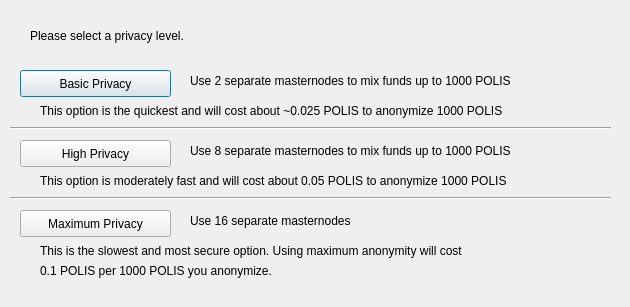
First picture: the form in src/qt/forms/darksendconfig.ui, repository Acedcoin/AceD, before the edit.
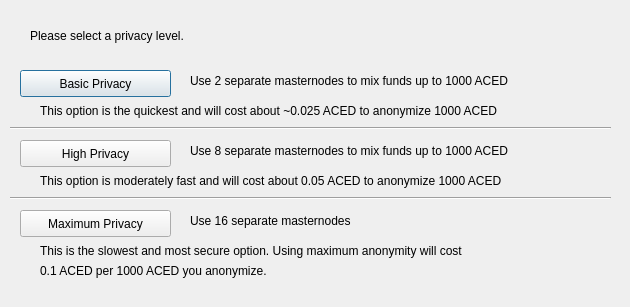
Second picture: the form after the edit.

What changed in the file:
```diff
--- a/src/qt/forms/darksendconfig.ui
+++ b/src/qt/forms/darksendconfig.ui
@@ -75,7 +75,7 @@
     </rect>
    </property>
    <property name="text">
-    <string>Use 2 separate masternodes to mix funds up to 1000 POLIS</string>
+    <string>Use 2 separate masternodes to mix funds up to 1000 ACED</string>
    </property>
   </widget>
   <widget class="QLabel" name="label_3">
@@ -88,7 +88,7 @@
     </rect>
    </property>
    <property name="text">
-    <string>Use 8 separate masternodes to mix funds up to 1000 POLIS</string>
+    <string>Use 8 separate masternodes to mix funds up to 1000 ACED</string>
    </property>
   </widget>
   <widget class="QLabel" name="label_4">
@@ -114,7 +114,7 @@
     </rect>
    </property>
    <property name="text">
-    <string>This option is the quickest and will cost about ~0.025 POLIS to anonymize 1000 POLIS</string>
+    <string>This option is the quickest and will cost about ~0.025 ACED to anonymize 1000 ACED</string>
    </property>
   </widget>
   <widget class="QLabel" name="label_7">
@@ -127,7 +127,7 @@
     </rect>
    </property>
    <property name="text">
-    <string>This option is moderately fast and will cost about 0.05 POLIS to anonymize 1000 POLIS</string>
+    <string>This option is moderately fast and will cost about 0.05 ACED to anonymize 1000 ACED</string>
    </property>
   </widget>
   <widget class="QLabel" name="label_8">
@@ -153,7 +153,7 @@
     </rect>
    </property>
    <property name="text">
-    <string>0.1 POLIS per 1000 POLIS you anonymize.</string>
+    <string>0.1 ACED per 1000 ACED you anonymize.</string>
    </property>
   </widget>
   <widget class="Line" name="line">
```
